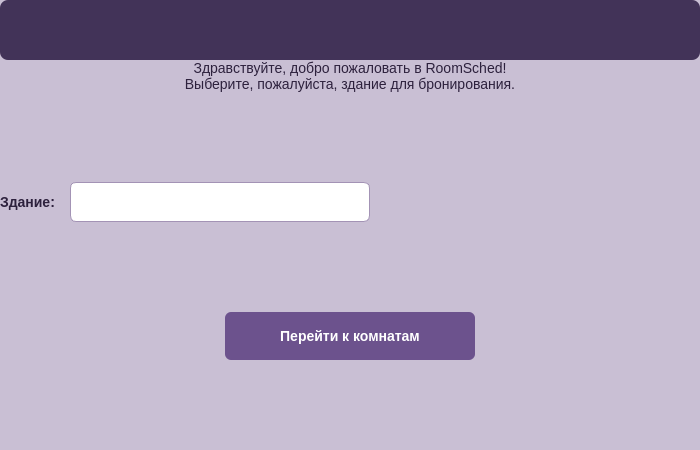
Above: frontend/client/ui/menu/main_menu_window.ui from cgsgag2/RoomSched before the change. Below: the same form after it.
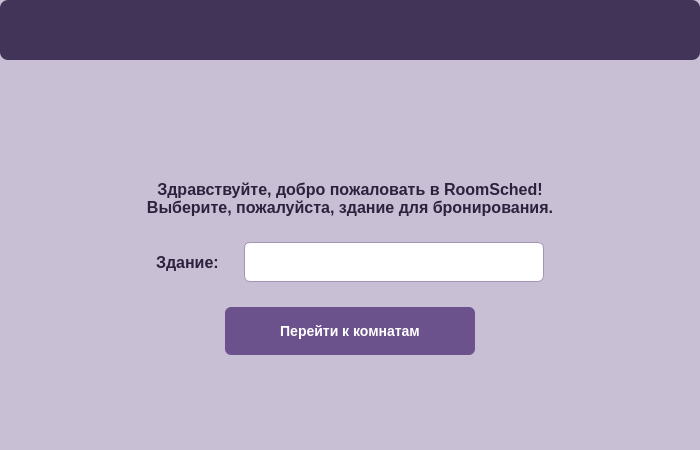
That is the form after the change.

Commit message: fixed style main window

Diff of the .ui file:
```diff
--- a/frontend/client/ui/menu/main_menu_window.ui
+++ b/frontend/client/ui/menu/main_menu_window.ui
@@ -32,7 +32,14 @@
         border-radius: 8px;
     }
 
+    QLabel#welcomeLabel {
+        font-size: 16px;
+        font-weight: 500;
+        color: #2d213d;
+    }
+
     QLabel#buildingLabel {
+        font-size: 16px;
         font-weight: 600;
         color: #2d213d;
     }
@@ -75,7 +82,7 @@
   </property>
   <layout class="QVBoxLayout" name="mainLayout">
    <property name="spacing">
-    <number>0</number>
+    <number>25</number>
    </property>
    <property name="leftMargin">
     <number>0</number>
@@ -100,7 +107,22 @@
         <string></string>
       </property>
     </widget>
-    </item>
+   </item>
+   <item>
+    <spacer name="topStretch">
+     <property name="orientation">
+      <enum>Qt::Orientation::Vertical</enum>
+     </property>
+     <property name="sizeType"><enum>QSizePolicy::Expanding</enum>
+     </property>
+     <property name="sizeHint" stdset="0">
+      <size>
+       <width>20</width>
+       <height>40</height>
+      </size>
+     </property>
+    </spacer>
+   </item>
    <item>
     <widget class="QLabel" name="welcomeLabel">
      <property name="text">
@@ -115,96 +137,25 @@
      </property>
     </widget>
    </item>
-   <item>
-    <spacer name="topSpacer">
-     <property name="orientation">
-      <enum>Qt::Orientation::Vertical</enum>
-     </property>
-     <property name="sizeHint" stdset="0">
-      <size>
-       <width>20</width>
-       <height>40</height>
-      </size>
-     </property>
-    </spacer>
-   </item>
    <item>
     <layout class="QHBoxLayout" name="formLayout">
-     <property name="spacing">
-      <number>15</number>
-     </property>
+     <property name="alignment"><set>Qt::AlignmentFlag::AlignCenter</set></property>
      <item>
       <widget class="QLabel" name="buildingLabel">
-       <property name="maximumSize">
-        <size>
-         <width>500</width>
-         <height>16777215</height>
-        </size>
-       </property>
-       <property name="text">
-        <string>Здание:</string>
-       </property>
+       <property name="text"><string>Здание:</string></property>
       </widget>
      </item>
      <item>
       <widget class="QComboBox" name="buildingCombo">
-       <property name="minimumSize">
-        <size>
-         <width>300</width>
-         <height>40</height>
-        </size>
-       </property>
-       <property name="maximumSize">
-        <size>
-         <width>500</width>
-         <height>16777215</height>
-        </size>
-       </property>
+       <property name="minimumSize"><size><width>300</width><height>40</height></size></property>
       </widget>
      </item>
-     <item>
-      <spacer name="horizontalSpacer">
-       <property name="orientation">
-        <enum>Qt::Orientation::Horizontal</enum>
-       </property>
-       <property name="sizeHint" stdset="0">
-        <size>
-         <width>80</width>
-         <height>20</height>
-        </size>
-       </property>
-      </spacer>
-     </item>
     </layout>
    </item>
-   <item>
-    <spacer name="middleSpacer">
-     <property name="orientation">
-      <enum>Qt::Orientation::Vertical</enum>
-     </property>
-     <property name="sizeHint" stdset="0">
-      <size>
-       <width>20</width>
-       <height>30</height>
-      </size>
-     </property>
-    </spacer>
-   </item>
+
    <item>
     <layout class="QHBoxLayout" name="buttonLayout">
-     <item>
-      <spacer name="leftBtnSpacer">
-       <property name="orientation">
-        <enum>Qt::Orientation::Horizontal</enum>
-       </property>
-       <property name="sizeHint" stdset="0">
-        <size>
-         <width>40</width>
-         <height>20</height>
-        </size>
-       </property>
-      </spacer>
-     </item>
+     <property name="alignment"><set>Qt::AlignmentFlag::AlignCenter</set></property>
      <item>
       <widget class="QPushButton" name="continueButton">
        <property name="minimumSize">
@@ -218,32 +169,13 @@
        </property>
       </widget>
      </item>
-     <item>
-      <spacer name="rightBtnSpacer">
-       <property name="orientation">
-        <enum>Qt::Orientation::Horizontal</enum>
-       </property>
-       <property name="sizeHint" stdset="0">
-        <size>
-         <width>40</width>
-         <height>20</height>
-        </size>
-       </property>
-      </spacer>
-     </item>
     </layout>
    </item>
    <item>
-    <spacer name="bottomSpacer">
-     <property name="orientation">
-      <enum>Qt::Orientation::Vertical</enum>
-     </property>
-     <property name="sizeHint" stdset="0">
-      <size>
-       <width>20</width>
-       <height>40</height>
-      </size>
-     </property>
+    <spacer name="bottomStretch">
+     <property name="orientation"><enum>Qt::Orientation::Vertical</enum></property>
+     <property name="sizeType"><enum>QSizePolicy::Expanding</enum></property>
+     <property name="sizeHint" stdset="0"><size><width>20</width><height>40</height></size></property>
     </spacer>
    </item>
   </layout>
```
Left out of the diff: 32 changed lines with no effect on the pictures. The commit also changes 1 other file.
